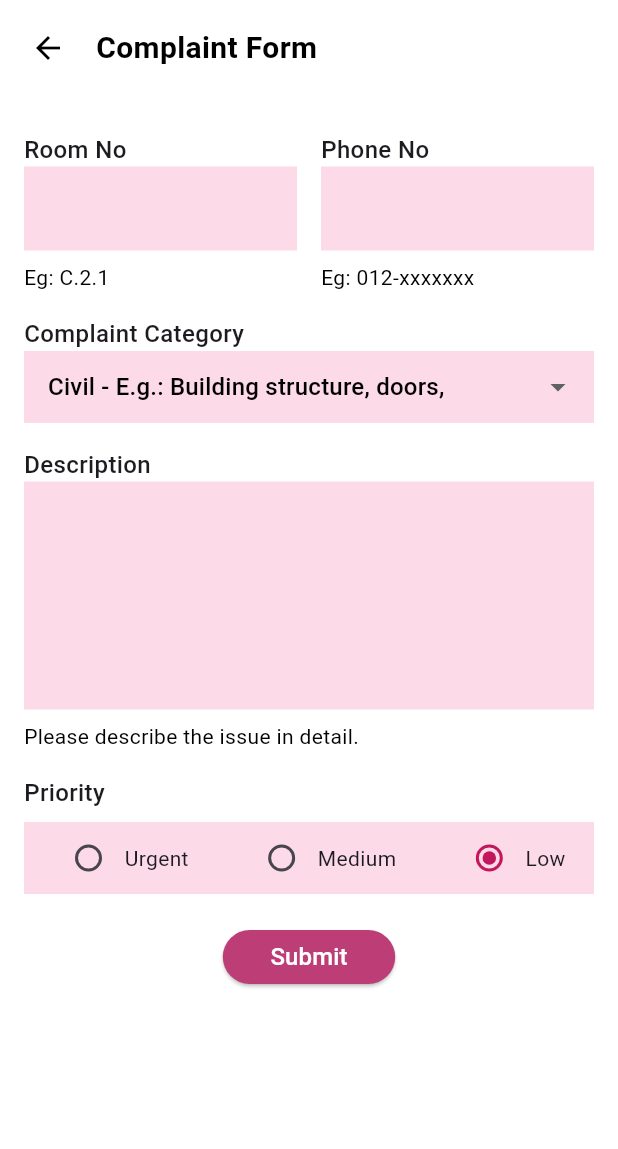
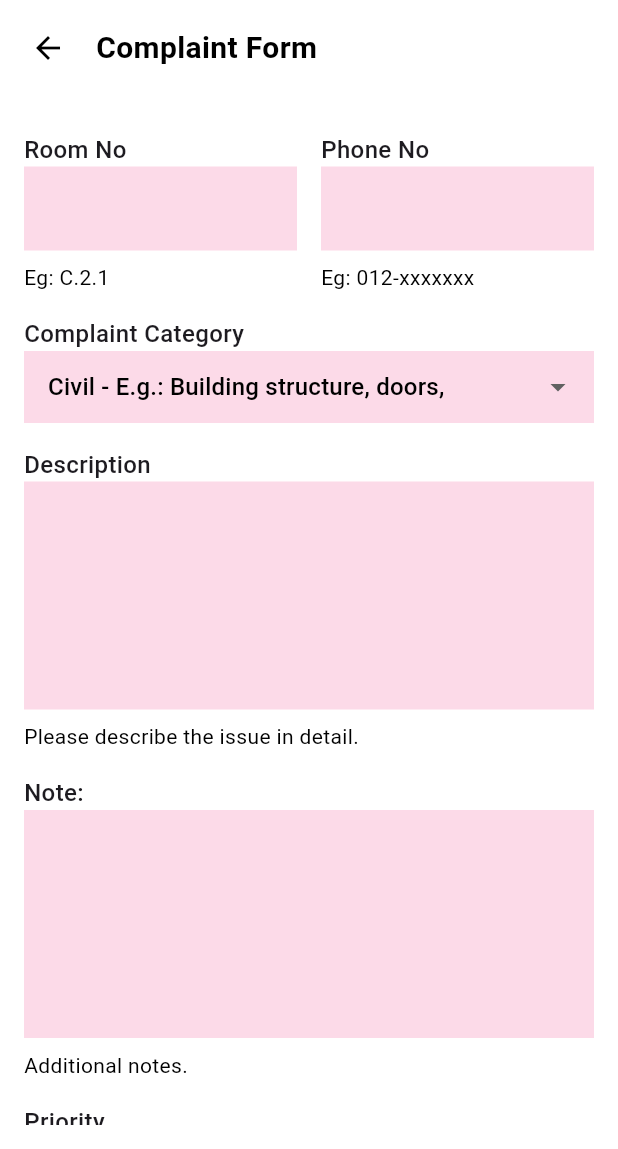
Before and after one commit to shazleesya/sakura-ecomplaints-scm, a Flutter app: the ComplaintForm screen opened directly, on a phone screen of 412 x 824 dp, the part 87-1236 px from its top. Run offline on Flutter 3.47's test engine with Material 3 defaults, Android fonts, the phone set to English and light mode, and no system bars; our stand-ins replace pdf, printing; Roboto replaces fonts that are missing (Anek Latin).

Commit message:
Minor: Add note section placeholder #3

```diff
--- a/lib/student_complaint.dart
+++ b/lib/student_complaint.dart
@@ -301,6 +301,12 @@ class ComplaintFormState extends State<ComplaintForm> {
                 controller: descriptionController,
               ),
               const SizedBox(height: 16),
+              _buildTextAreaWithHint(
+                label: "Note:",
+                hint: "Additional notes.",
+                controller: descriptionController,
+              ),
+              const SizedBox(height: 16),
               const Text(
                 "Priority",
                 style: TextStyle(
```
